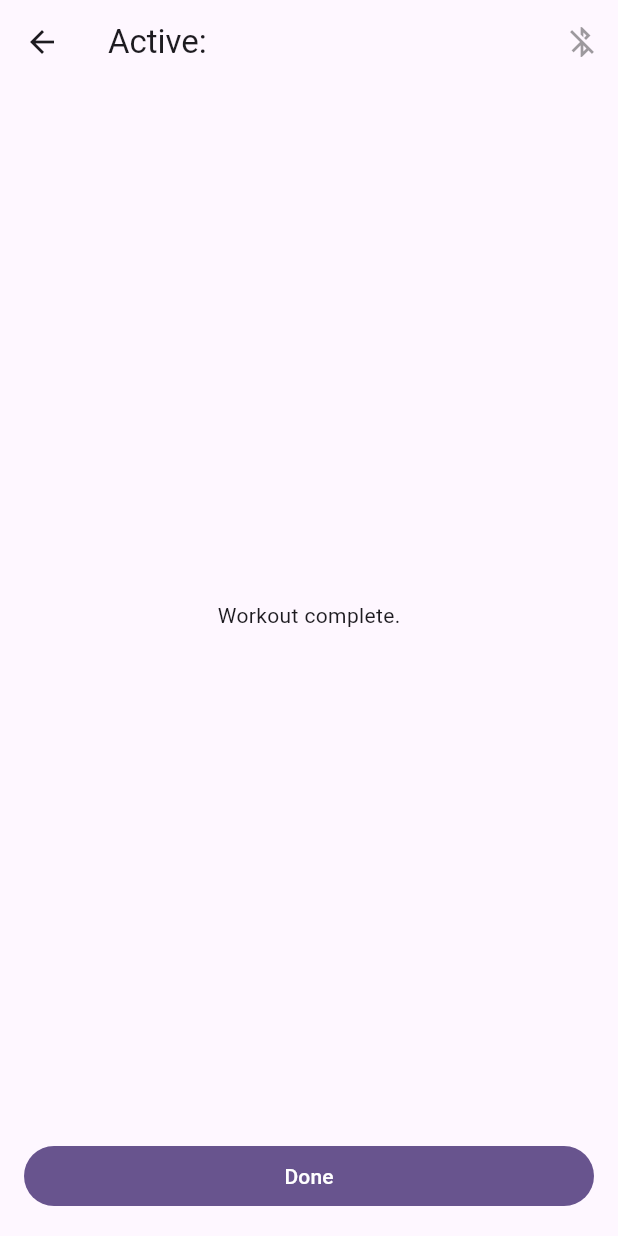
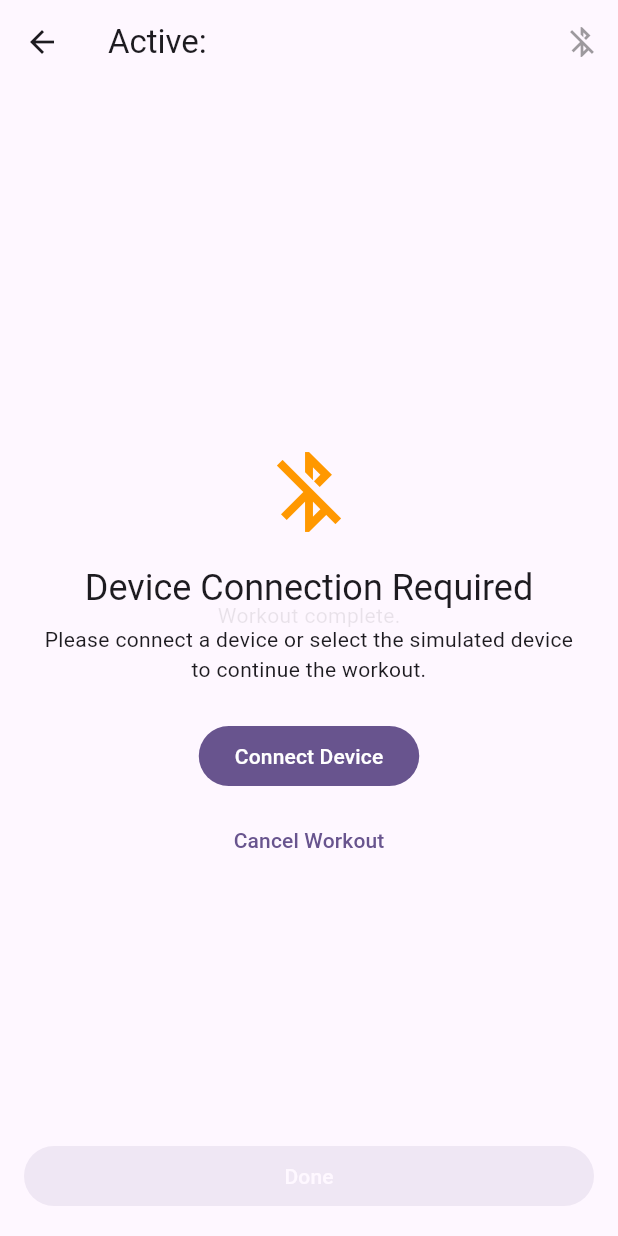
Before and after one commit to xBiohazardx/Pullcrane, a Flutter app: the ActiveWorkoutPage screen opened directly with empty values, on a phone screen of 412 x 824 dp. Run offline on Flutter 3.47's test engine with Material 3 defaults, Android fonts, the phone set to English and light mode, and no system bars; drawn by our look-alikes of dynamic_color; our stand-ins replace file_picker, fl_chart, permission_handler, shared_preferences, sqflite, sqflite_common and 1 more; missing offline and left inert: universal_ble; accounts and stored records are empty.

Commit message:
feat: force device connection for measurements but add finger drag as simulated bluetooth device

```diff
--- a/lib/ui/force_input_dummy.dart
+++ b/lib/ui/force_input_dummy.dart
@@ -1,21 +1,24 @@
 import 'package:flutter/material.dart';
+import 'package:pullcrane/domain/services/bluetooth_manager.dart';
 
 class ForceInputDummy extends StatefulWidget {
   final Widget child;
-  final ValueChanged<int> onForceChanged;
+  final ValueChanged<int>? onForceChanged;
   final ValueChanged<bool>? onTouchingChanged;
   final double sensitivity;
   final int minForce;
   final int maxForce;
+  final bool isEnabled;
 
   const ForceInputDummy({
     super.key,
     required this.child,
-    required this.onForceChanged,
+    this.onForceChanged,
     this.onTouchingChanged,
     required this.sensitivity,
     this.minForce = 0,
     this.maxForce = 100,
+    this.isEnabled = false,
   });
 
   @override
@@ -29,8 +32,15 @@ class _ForceInputDummyState extends State<ForceInputDummy> {
     return value.clamp(widget.minForce, widget.maxForce);
   }
 
+  void _updateForce(int value) {
+    widget.onForceChanged?.call(value);
+    CraneScaleService.instance.updateSimulatedForce(value);
+  }
+
   @override
   Widget build(BuildContext context) {
+    if (!widget.isEnabled) return widget.child;
+
     return Listener(
       behavior: HitTestBehavior.opaque,
       onPointerDown: (_) {
@@ -38,11 +48,11 @@ class _ForceInputDummyState extends State<ForceInputDummy> {
       },
       onPointerUp: (_) {
         widget.onTouchingChanged?.call(false);
-        widget.onForceChanged(widget.minForce);
+        _updateForce(widget.minForce);
       },
       onPointerCancel: (_) {
         widget.onTouchingChanged?.call(false);
-        widget.onForceChanged(widget.minForce);
+        _updateForce(widget.minForce);
       },
       child: GestureDetector(
         behavior: HitTestBehavior.opaque,
@@ -52,7 +62,7 @@ class _ForceInputDummyState extends State<ForceInputDummy> {
         onPanUpdate: (details) {
           final double delta = (startY - details.globalPosition.dy).abs();
           final int scaledForce = (delta * widget.sensitivity).round();
-          widget.onForceChanged(_clampForce(scaledForce));
+          _updateForce(_clampForce(scaledForce));
         },
         child: widget.child,
       ),
--- a/lib/ui/force_training_page.dart
+++ b/lib/ui/force_training_page.dart
@@ -123,6 +123,7 @@ class _ForceTrainingPageState extends State<ForceTrainingPage> {
         backgroundColor: Theme.of(context).colorScheme.inversePrimary,
       ),
       body: ForceInputDummy(
+        isEnabled: true,
         sensitivity: dummySensitivity,
         minForce: minForceKg,
         maxForce: maxForceKg,
--- a/lib/ui/workouts/active_workout_page.dart
+++ b/lib/ui/workouts/active_workout_page.dart
@@ -257,6 +257,9 @@ class _ActiveWorkoutPageState extends State<ActiveWorkoutPage> {
       if (!mounted) {
         return;
       }
+      if (CraneScaleService.instance.state != ScaleConnectionState.connected) {
+        return;
+      }
 
       bool shouldAdvance = false;
       setState(() {
@@ -412,6 +415,9 @@ class _ActiveWorkoutPageState extends State<ActiveWorkoutPage> {
       if (!mounted) {
         return;
       }
+      if (CraneScaleService.instance.state != ScaleConnectionState.connected) {
+        return;
+      }
       if (remainingSetSeconds <= 1) {
         _completeCurrentSet();
         return;
@@ -471,6 +477,9 @@ class _ActiveWorkoutPageState extends State<ActiveWorkoutPage> {
 
     phaseTimer = Timer.periodic(const Duration(seconds: 1), (_) {
       if (!mounted) {
+        return;
+      }
+      if (CraneScaleService.instance.state != ScaleConnectionState.connected) {
         return;
       }
       if (suggestedSwitchHand != null) {
@@ -608,7 +617,15 @@ class _ActiveWorkoutPageState extends State<ActiveWorkoutPage> {
           ),
         ],
       ),
-      body: ForceInputDummy(
+      body: ListenableBuilder(
+        listenable: CraneScaleService.instance,
+        builder: (context, _) {
+          final bool isConnected = CraneScaleService.instance.state == ScaleConnectionState.connected;
+
+          return Stack(
+            children: [
+              ForceInputDummy(
+                isEnabled: CraneScaleService.instance.isSimulated,
                 sensitivity: dummySensitivity,
                 minForce: minForceKg,
                 maxForce: maxForceKg,
@@ -791,6 +808,47 @@ class _ActiveWorkoutPageState extends State<ActiveWorkoutPage> {
           ),
         ),
       ),
+      if (!isConnected)
+        Container(
+          color: Theme.of(context).colorScheme.surface.withValues(alpha: 0.9),
+          child: Center(
+            child: Padding(
+              padding: const EdgeInsets.all(24.0),
+              child: Column(
+                mainAxisSize: MainAxisSize.min,
+                children: [
+                  const Icon(Icons.bluetooth_disabled, size: 64, color: Colors.orange),
+                  const SizedBox(height: 16),
+                  Text(
+                    'Device Connection Required',
+                    style: Theme.of(context).textTheme.headlineSmall,
+                    textAlign: TextAlign.center,
+                  ),
+                  const SizedBox(height: 8),
+                  Text(
+                    'Please connect a device or select the simulated device to continue the workout.',
+                    style: Theme.of(context).textTheme.bodyMedium,
+                    textAlign: TextAlign.center,
+                  ),
+                  const SizedBox(height: 24),
+                  FilledButton(
+                    onPressed: () => BluetoothConnectionSheet.show(context),
+                    child: const Text('Connect Device'),
+                  ),
+                  const SizedBox(height: 8),
+                  TextButton(
+                    onPressed: () => Navigator.of(context).pop(),
+                    child: const Text('Cancel Workout'),
+                  ),
+                ],
+              ),
+            ),
+          ),
+        ),
+      ],
+    );
+  },
+),
     );
   }
 }
```
Also changed, not shown: lib/domain/services/bluetooth_manager.dart (+21 -0 lines), lib/ui/benchmark/max_lift_measurement_page.dart (+50 -1 lines), lib/ui/bluetooth_connection_sheet.dart (+25 -9 lines). Lines whose indentation alone changed are shown as unchanged.
